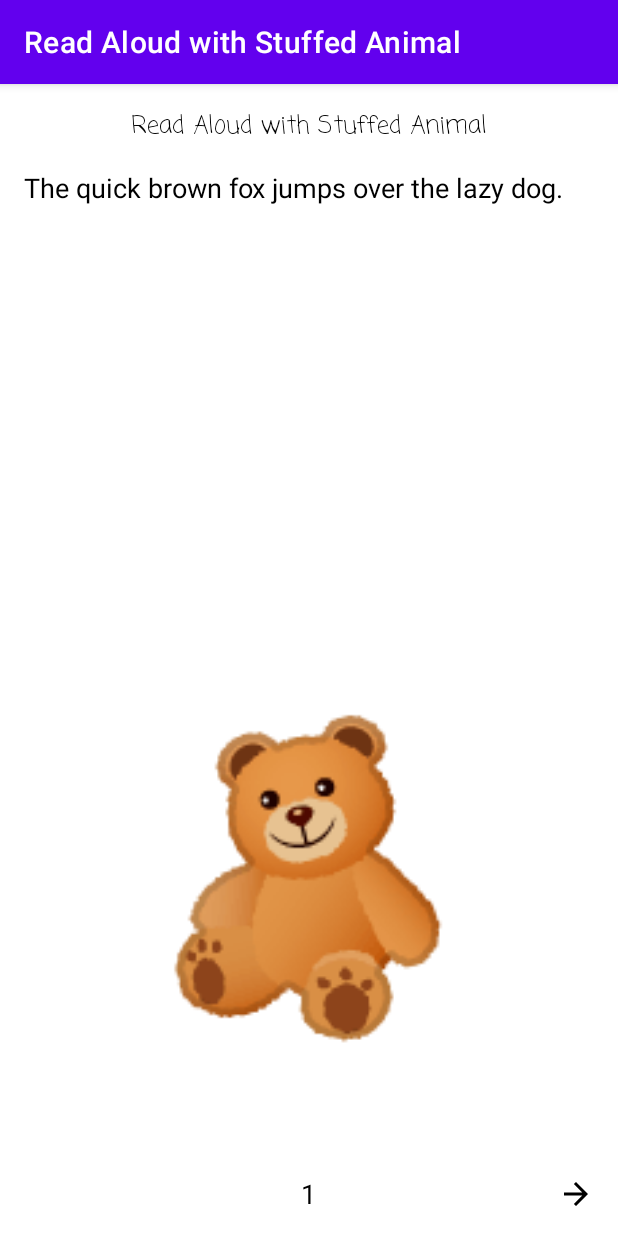
After one commit to junegreenstein/Read-Aloud-with-Stuffed-Animal, an Android app: the ReadStoryActivity screen opened directly, with no data from a screen before it, on a phone screen of 412 x 824 dp. The commit adds this screen. Run offline under Robolectric (Android 15) with nearby library versions, the phone set to English and light mode, and no system bars.

Commit message:
set up main activities

```diff
--- /dev/null
+++ b/app/src/main/java/com/example/readaloudwithstuffedanimal/ReadStoryActivity.kt
@@ -0,0 +1,11 @@
+package com.example.readaloudwithstuffedanimal
+
+import androidx.appcompat.app.AppCompatActivity
+import android.os.Bundle
+
+class ReadStoryActivity : AppCompatActivity() {
+    override fun onCreate(savedInstanceState: Bundle?) {
+        super.onCreate(savedInstanceState)
+        setContentView(R.layout.activity_read_story)
+    }
+}
--- a/app/src/main/java/com/example/readaloudwithstuffedanimal/MainActivity.kt
+++ b/app/src/main/java/com/example/readaloudwithstuffedanimal/StoryContentActivity.kt
@@ -3,9 +3,9 @@ package com.example.readaloudwithstuffedanimal
 import androidx.appcompat.app.AppCompatActivity
 import android.os.Bundle
 
-class MainActivity : AppCompatActivity() {
+class StoryContentActivity : AppCompatActivity() {
     override fun onCreate(savedInstanceState: Bundle?) {
         super.onCreate(savedInstanceState)
-        setContentView(R.layout.activity_main)
+        setContentView(R.layout.activity_story_content)
     }
 }
--- /dev/null
+++ b/app/src/main/res/drawable/ic_baseline_arrow_back_24.xml
@@ -0,0 +1,10 @@
+<vector xmlns:android="http://schemas.android.com/apk/res/android"
+    android:width="24dp"
+    android:height="24dp"
+    android:viewportWidth="24"
+    android:viewportHeight="24"
+    android:tint="?attr/colorControlNormal">
+  <path
+      android:fillColor="@android:color/white"
+      android:pathData="M20,11H7.83l5.59,-5.59L12,4l-8,8 8,8 1.41,-1.41L7.83,13H20v-2z"/>
+</vector>
--- /dev/null
+++ b/app/src/main/res/drawable/ic_baseline_arrow_forward_24.xml
@@ -0,0 +1,10 @@
+<vector xmlns:android="http://schemas.android.com/apk/res/android"
+    android:width="24dp"
+    android:height="24dp"
+    android:viewportWidth="24"
+    android:viewportHeight="24"
+    android:tint="?attr/colorControlNormal">
+  <path
+      android:fillColor="@android:color/white"
+      android:pathData="M12,4l-1.41,1.41L16.17,11H4v2h12.17l-5.58,5.59L12,20l8,-8z"/>
+</vector>
--- /dev/null
+++ b/app/src/main/res/layout/activity_read_story.xml
@@ -0,0 +1,81 @@
+<?xml version="1.0" encoding="utf-8"?>
+<RelativeLayout
+    xmlns:android="http://schemas.android.com/apk/res/android"
+    xmlns:app="http://schemas.android.com/apk/res-auto"
+    xmlns:tools="http://schemas.android.com/tools"
+    android:layout_width="match_parent"
+    android:layout_height="match_parent">
+
+    <TextView
+        android:id="@+id/text_story_title"
+        android:layout_width="wrap_content"
+        android:layout_height="wrap_content"
+        android:layout_alignParentTop="true"
+        android:layout_centerHorizontal="true"
+        android:fontFamily="casual"
+        android:padding="16dp"
+        android:text="@string/app_name"
+        android:textColor="@color/black"
+        android:textSize="16sp" />
+
+    <TextView
+        android:id="@+id/edit_story_content"
+        android:layout_width="match_parent"
+        android:layout_height="308dp"
+        android:layout_below="@+id/text_story_title"
+        android:layout_marginStart="16dp"
+        android:layout_marginEnd="16dp"
+        android:background="@android:color/background_light"
+        android:gravity="top"
+        android:text="@string/page_content"
+        android:textColor="@color/black"
+        android:textSize="18sp" />
+
+    <TextView
+        android:layout_width="match_parent"
+        android:layout_height="308dp"
+        android:layout_below="@+id/edit_story_content"
+        android:layout_marginStart="16dp"
+        android:layout_marginEnd="16dp"
+        android:background="@android:color/background_light"
+        android:gravity="center"
+        android:text="@string/stuffed_animal"
+        android:textColor="@color/black"
+        android:textSize="196sp" />
+
+    <ImageButton
+        android:id="@+id/btn_previous"
+        android:layout_width="wrap_content"
+        android:layout_height="wrap_content"
+        android:layout_alignParentBottom="true"
+        android:padding="16dp"
+        android:visibility="invisible"
+        android:background="?selectableItemBackgroundBorderless"
+        android:src="@drawable/ic_baseline_arrow_back_24"
+        app:tint="@color/black"
+        tools:ignore="ContentDescription" />
+
+    <TextView
+        android:layout_width="wrap_content"
+        android:layout_height="wrap_content"
+        android:layout_alignParentBottom="true"
+        android:layout_centerHorizontal="true"
+        android:padding="16dp"
+        android:text="@string/page_number"
+        android:textColor="@color/black"
+        android:textSize="18sp"
+        tools:ignore="RelativeOverlap" />
+
+    <ImageButton
+        android:id="@+id/btn_next"
+        android:layout_width="wrap_content"
+        android:layout_height="wrap_content"
+        android:layout_alignParentBottom="true"
+        android:layout_alignParentEnd="true"
+        android:padding="16dp"
+        android:background="?selectableItemBackgroundBorderless"
+        android:src="@drawable/ic_baseline_arrow_forward_24"
+        app:tint="@color/black"
+        tools:ignore="ContentDescription" />
+
+</RelativeLayout>
--- a/app/src/main/res/values/strings.xml
+++ b/app/src/main/res/values/strings.xml
@@ -1,3 +1,12 @@
 <resources>
     <string name="app_name">Read Aloud with Stuffed Animal</string>
+    <string name="author_name">Group 36</string>
+    <string name="page_number">1</string>
+    <string name="page_content_hint">Write your story!</string>
+    <string name="page_content">The quick brown fox jumps over the lazy dog.</string>
+    <string name="stuffed_animal">🧸</string>
+
+
+
+
 </resources>
```
Also changed, not shown: app/src/main/AndroidManifest.xml (+7 -2 lines), app/src/main/java/com/example/readaloudwithstuffedanimal/StoryTitleActivity.kt (added, +21 -0 lines), app/src/main/res/layout/activity_main.xml (deleted, +0 -18 lines), app/src/main/res/layout/activity_story_content.xml (added, +92 -0 lines), app/src/main/res/layout/activity_story_title.xml (added, +52 -0 lines).
